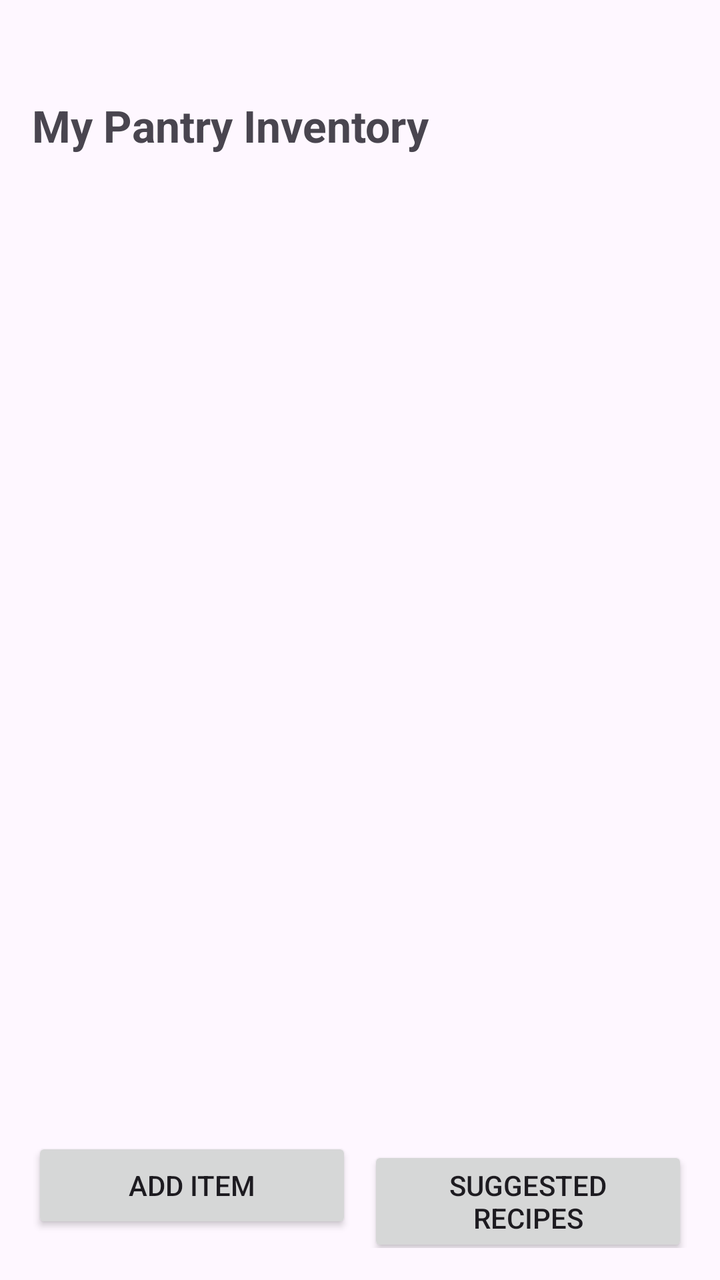
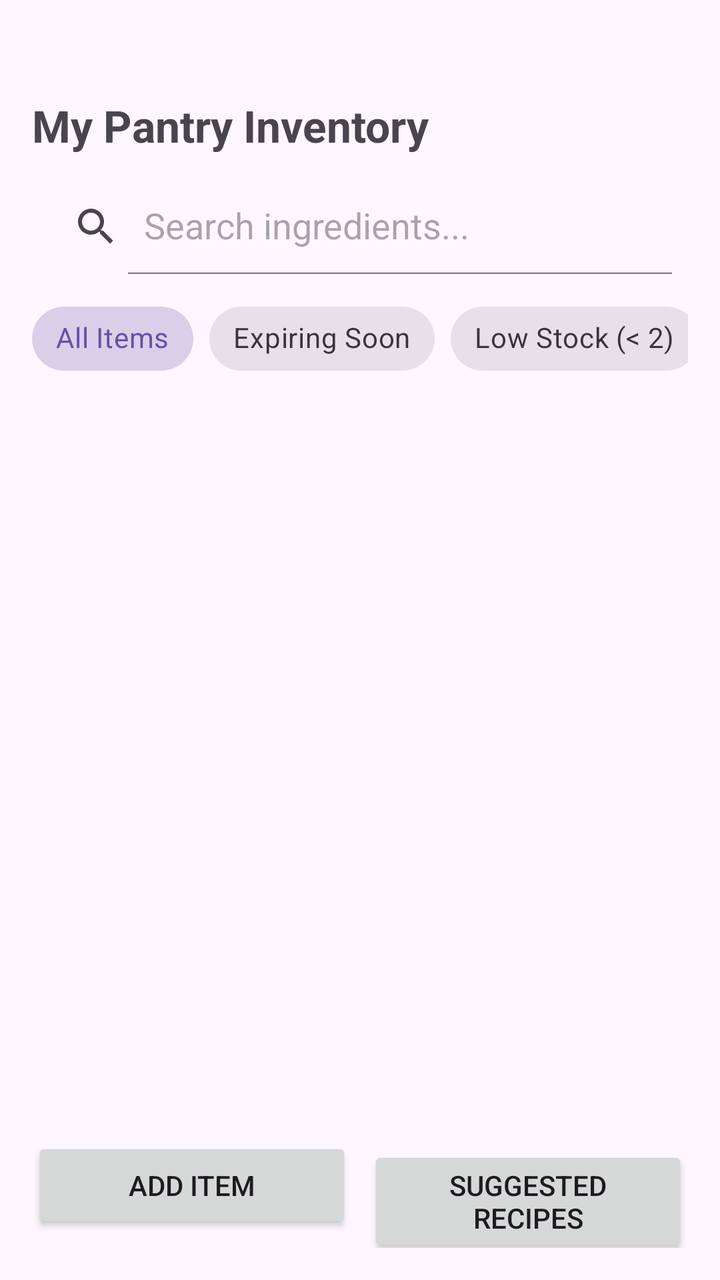

Before-and-after screenshots of an Android layout around one commit, followed by the original layout XML and the change that was made.
<!-- AndroidManifest.xml: application theme Theme.SmartPantryManager -->
<!-- res/layout/activity_main.xml -->
<?xml version="1.0" encoding="utf-8"?>
<RelativeLayout xmlns:android="http://schemas.android.com/apk/res/android"
    xmlns:app="http://schemas.android.com/apk/res-auto"
    android:layout_width="match_parent"
    android:layout_height="match_parent"
    android:orientation="vertical"
    android:paddingTop="36dp"
    android:padding="16dp">

    <TextView
        android:id="@+id/tvPantryTitle"
        android:layout_width="wrap_content"
        android:layout_height="wrap_content"
        android:text="My Pantry Inventory"
        android:layout_marginTop="32dp"
        android:textSize="22sp"
        android:textStyle="bold" />

    <androidx.recyclerview.widget.RecyclerView
        android:id="@+id/recyclerViewPantry"
        android:layout_width="match_parent"
        android:layout_height="match_parent"
        android:layout_above="@id/layoutButtons"
        android:layout_below="@id/tvPantryTitle"
        android:layout_marginTop="12dp"
        android:layout_marginBottom="12dp" />

    <TextView
        android:id="@+id/tvEmptyPantry"
        android:layout_width="wrap_content"
        android:layout_height="wrap_content"
        android:layout_centerInParent="true"
        android:text="Your pantry is empty. Click 'Add Item' below!"
        android:textSize="16sp"
        android:visibility="gone" />

    <LinearLayout
        android:id="@+id/layoutButtons"
        android:layout_width="match_parent"
        android:layout_height="wrap_content"
        android:layout_alignParentBottom="true"
        android:orientation="horizontal">

        <Button
            android:id="@+id/btnAddIngredient"
            android:layout_width="0dp"
            android:layout_height="wrap_content"
            android:layout_marginEnd="4dp"
            android:layout_weight="1"
            android:text="Add Item" />

        <Button
            android:id="@+id/btnViewRecipes"
            android:layout_width="0dp"
            android:layout_height="wrap_content"
            android:layout_marginStart="4dp"
            android:layout_weight="1"
            android:text="Suggested Recipes" />
    </LinearLayout>
</RelativeLayout>
<!-- resources referenced by this layout -->
<resources>
  <style name="Theme.SmartPantryManager" parent="Base.Theme.SmartPantryManager" />
  <style name="Base.Theme.SmartPantryManager" parent="Theme.Material3.DayNight.NoActionBar">
          
          
      </style>
</resources>

<!-- the commit's change to res/layout/activity_main.xml (unified diff, before → after) -->
@@ -16,12 +16,62 @@
         android:textSize="22sp"
         android:textStyle="bold" />
 
+    
+    <androidx.appcompat.widget.SearchView
+        android:id="@+id/searchViewPantry"
+        android:layout_width="match_parent"
+        android:layout_height="wrap_content"
+        android:layout_below="@id/tvPantryTitle"
+        android:layout_marginTop="12dp"
+        app:iconifiedByDefault="false"
+        app:queryHint="Search ingredients..." />
+
+    
+    <HorizontalScrollView
+        android:id="@+id/scrollChips"
+        android:layout_width="match_parent"
+        android:layout_height="wrap_content"
+        android:layout_below="@id/searchViewPantry"
+        android:layout_marginTop="8dp"
+        android:scrollbars="none">
+
+        <com.google.android.material.chip.ChipGroup
+            android:id="@+id/chipGroupFilter"
+            android:layout_width="wrap_content"
+            android:layout_height="wrap_content"
+            app:singleLine="true"
+            app:singleSelection="true">
+
+            <com.google.android.material.chip.Chip
+                android:id="@+id/chipAll"
+                style="@style/Widget.MaterialComponents.Chip.Choice"
+                android:layout_width="wrap_content"
+                android:layout_height="wrap_content"
+                android:checked="true"
+                android:text="All Items" />
+
+            <com.google.android.material.chip.Chip
+                android:id="@+id/chipExpiring"
+                style="@style/Widget.MaterialComponents.Chip.Choice"
+                android:layout_width="wrap_content"
+                android:layout_height="wrap_content"
+                android:text="Expiring Soon" />
+
+            <com.google.android.material.chip.Chip
+                android:id="@+id/chipLowStock"
+                style="@style/Widget.MaterialComponents.Chip.Choice"
+                android:layout_width="wrap_content"
+                android:layout_height="wrap_content"
+                android:text="Low Stock (&lt; 2)" />
+        </com.google.android.material.chip.ChipGroup>
+    </HorizontalScrollView>
+
     <androidx.recyclerview.widget.RecyclerView
         android:id="@+id/recyclerViewPantry"
         android:layout_width="match_parent"
         android:layout_height="match_parent"
         android:layout_above="@id/layoutButtons"
-        android:layout_below="@id/tvPantryTitle"
+        android:layout_below="@id/scrollChips"
         android:layout_marginTop="12dp"
         android:layout_marginBottom="12dp" />
 
